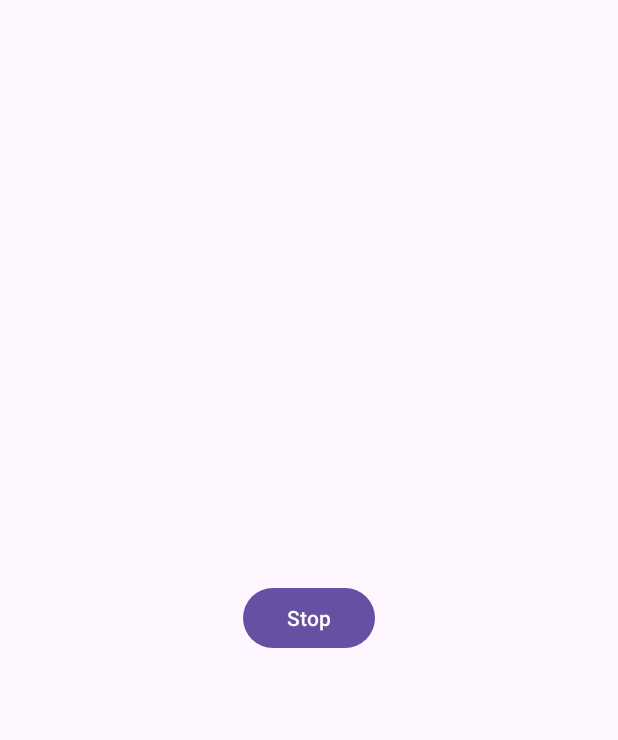
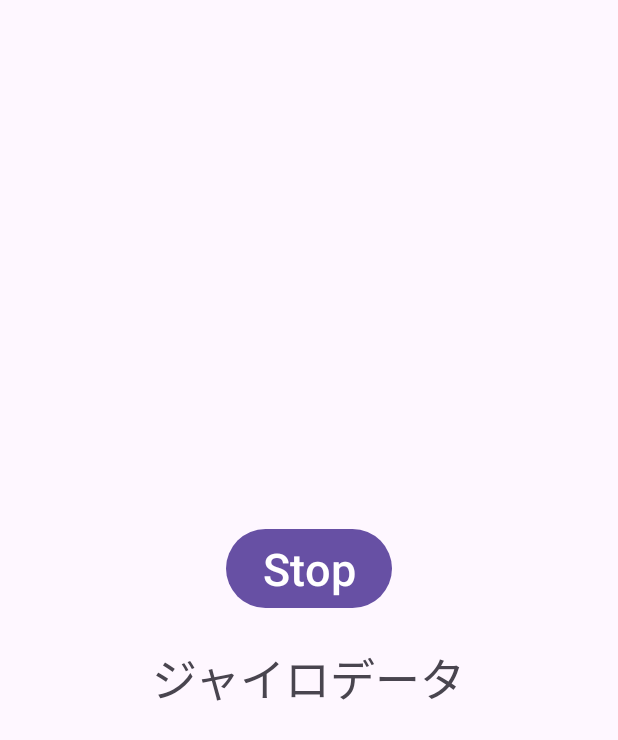
Before and after one commit to qyuiz/AudioTrackSample, an Android app: the screen it shows after launch (MainActivity), after a tap on "Play", on a phone screen of 412 x 824 dp. Shown: the top 740 px of the screen. Run offline under Robolectric (Android 15) with nearby library versions, the phone set to English and light mode, and no system bars; 1 statement that could not run was skipped.

Commit message:
ジャイロセンサー追加、wavデータ読み込みをonResumeに

```diff
--- a/app/src/main/java/com/example/audiotracksample/MainActivity.java
+++ b/app/src/main/java/com/example/audiotracksample/MainActivity.java
@@ -1,5 +1,9 @@
 package com.example.audiotracksample;
 
+import android.hardware.Sensor;
+import android.hardware.SensorEvent;
+import android.hardware.SensorEventListener;
+import android.hardware.SensorManager;
 import android.media.AudioAttributes;
 import android.media.AudioFormat;
 import android.media.AudioTrack;
@@ -7,6 +11,7 @@ import android.os.AsyncTask;
 import android.os.Bundle;
 import android.util.Log;
 import android.widget.Button;
+import android.widget.TextView;
 
 import java.io.InputStream;
 import java.nio.ByteBuffer;
@@ -22,40 +27,106 @@ public class MainActivity extends AppCompatActivity {
     private int mChannelConfig;
     private int mAudioFormat;
     private int mAllDataSize; // 全データサイズ
-    private int mSoundDataSize; // 音声データサイズ
-    private int mHeaderSize; // mAllDataSize - mSoundDataSize
+    private int mHeaderSize; // mAllDataSize - wavDataSize
     private boolean mIsPlaying; // 再生中 = true, 停止中 = false
+    private final static int SOUND_DATA_ID = R.raw.sine_400;
+    private AudioTrack mAudioTrack;
+    byte[] mWavData;
+    Button mPlayButton;
 
+    // ジャイロセンサー関連
+    private SensorManager mSensorManager;
+    private Sensor mRotationSensor;
+    private TextView mSensorTextView;
 
     @Override
     protected void onCreate(Bundle savedInstanceState) {
         super.onCreate(savedInstanceState);
         setContentView(R.layout.activity_main);
 
-        // ボタンを設定
-        Button button = findViewById(R.id.play_button);
+        // センサーを取得
+        mSensorManager = (SensorManager) getSystemService(SENSOR_SERVICE);
+        mRotationSensor = mSensorManager.getDefaultSensor(Sensor.TYPE_GAME_ROTATION_VECTOR);
+        mSensorTextView = findViewById(R.id.sensorTextView);
 
         // リスナーをボタンに登録
         // expression lambda
-        button.setOnClickListener(v-> {
+        mPlayButton = findViewById(R.id.play_button);
+        mPlayButton.setOnClickListener(v-> {
             try {
                 if (!mIsPlaying){
                     mIsPlaying = true;
                     Log.d(TAG, "再生開始");
-                    button.setText("Stop");
+                    mPlayButton.setText("Stop");
                     // 非同期でAudioTrackの再生を開始
                     new WavPlayTask().execute();
                 }
                 else {
                     mIsPlaying = false;
                     Log.d(TAG, "再生停止");
-                    button.setText("Play");
+                    mPlayButton.setText("Play");
                 }
             } catch (Exception e) {
                 throw new RuntimeException(e);
             }
         });
     }
+
+    @Override
+    protected void onResume() {
+        super.onResume();
+        // センサーリスナー登録
+        mSensorManager.registerListener(mSensorEventListener, mRotationSensor, SensorManager.SENSOR_DELAY_FASTEST);
+
+        // wavデータセット
+        setWavData();
+    }
+
+    @Override
+    protected void onPause() {
+        super.onPause();
+        // センサーリスナー登録解除
+        mSensorManager.unregisterListener(mSensorEventListener);
+
+        if (mAudioTrack != null){
+            mIsPlaying = false;
+            mPlayButton.setText("Play");
+            mAudioTrack.stop();
+            mAudioTrack.release();
+        }
+    }
+
+    @Override
+    protected void onDestroy() {
+        super.onDestroy();
+        // センサーリスナー登録解除
+        mSensorManager.unregisterListener(mSensorEventListener);
+
+        if (mAudioTrack != null){
+            mIsPlaying = false;
+            mPlayButton.setText("Play");
+            mAudioTrack.stop();
+            mAudioTrack.release();
+        }
+    }
+
+    private SensorEventListener mSensorEventListener = new SensorEventListener() {
+        @Override
+        public void onSensorChanged(SensorEvent event) {
+            if (event.sensor.getType() == Sensor.TYPE_GAME_ROTATION_VECTOR){
+                float rotationX = event.values[0];
+                float rotationY = event.values[1];
+                float rotationZ = event.values[2];
+                String strTmp = "ジャイロセンサー\nX: " + rotationX + "\nY: " + rotationY + "\nZ: " + rotationZ;
+                mSensorTextView.setText(strTmp);
+            }
+        }
+
+        @Override
+        public void onAccuracyChanged(Sensor sensor, int accuracy) {
+
+        }
+    };
 
     private class WavPlayTask extends AsyncTask<Void, Void, Void>{
         @Override
@@ -69,17 +140,14 @@ public class MainActivity extends AppCompatActivity {
         }
     }
 
-    private void wavPlay() throws Exception {
-
+    private void setWavData(){
         try {
-            int resourceId = R.raw.sine_400;
-            // wavを読み込む
-            InputStream input = getResources().openRawResource(resourceId);
-
-            // ヘッダーを解析(データサイズと種類とスタート位置を取得)
-            InputStream inputForHeader = getResources().openRawResource(resourceId);
-            byte[] headerBuffer = new byte[inputForHeader.available()];
-            mAllDataSize = inputForHeader.read(headerBuffer);
+            // 再生読み込み用
+            InputStream inputStream = getResources().openRawResource(SOUND_DATA_ID);
+            // ヘッダ解析用
+            InputStream inputStreamForHeader = getResources().openRawResource(SOUND_DATA_ID);
+            byte[] headerBuffer = new byte[inputStreamForHeader.available()];
+            mAllDataSize = inputStreamForHeader.read(headerBuffer);
             checkWaveHeaderData(headerBuffer);
 
             // ヘッダーをスキップ(inputをヘッダー分、読み込んでスキップしてる)
@@ -87,11 +155,11 @@ public class MainActivity extends AppCompatActivity {
             // だが、必ず、fmt と data のチャンクIDは必ずある
             // data から取れる音声データのサイズ以外をヘッダとする
             headerBuffer = new byte[mHeaderSize];
-            input.read(headerBuffer, 0, mHeaderSize);
+            inputStream.read(headerBuffer, 0, mHeaderSize);
 
             int bufferSize = AudioTrack.getMinBufferSize(mSampleRate, mChannelConfig, mAudioFormat);
             // http://bril-tech.blogspot.com/2015/08/androidaudiotrack.html
-            AudioTrack audioTrack = new AudioTrack.Builder()
+            mAudioTrack = new AudioTrack.Builder()
                     .setAudioAttributes(new AudioAttributes.Builder()
                             .setUsage(AudioAttributes.USAGE_MEDIA)
                             .setContentType(AudioAttributes.CONTENT_TYPE_MUSIC)
@@ -103,27 +171,33 @@ public class MainActivity extends AppCompatActivity {
                             .build())
                     .setBufferSizeInBytes(bufferSize)
                     .build();
-            float maxVolume = AudioTrack.getMaxVolume();
-            Log.d(TAG, "maxVolume = " + maxVolume);
-            float minVolume = AudioTrack.getMinVolume();
-            Log.d(TAG, "minVolume = " + minVolume);
 
             // 読み込まれた分のサイズになっている
-            Log.d(TAG, "input size : " + input.available());
-            byte[] wavData = new byte[input.available()]; // wavDataのサイズで初期化
+            mWavData = new byte[inputStream.available()]; // wavDataのサイズで初期化
+            inputStream.read(mWavData);
 
+            // 閉じる
+            inputStreamForHeader.close();
+            inputStream.close();
+
+        } catch (Exception e){
+            Log.d(TAG, e.getMessage());
+            throw new RuntimeException(e.getMessage());
+        }
+    }
+
+    private void wavPlay() throws Exception {
+
+        try {
             // 再生準備開始
-            audioTrack.play();
+            mAudioTrack.play();
 
-            int wavDataSize = input.read(wavData);
-            input.close();
-            Log.d(TAG, "wavDataSize : " + wavDataSize);
             // 4byte配列でないと、ByteBufferでエラーが出る
 //            byte[] wavBlockByteData = {0,0,0,0};
 //            ByteBuffer intBuffer = ByteBuffer.allocate(Integer.BYTES);
             while (mIsPlaying){
                 Log.d(TAG, "再生中...");
-                for (int i = 0; i < wavDataSize; i+=2){
+                for (int i = 0; i < mWavData.length; i+=2){
                     // 再生停止なら抜ける
                     if (!mIsPlaying){
                         break;
@@ -151,23 +225,22 @@ public class MainActivity extends AppCompatActivity {
 //                wavData[i] = wavBlockByteData[3];
 
                     // 逐次writeする場合
-                    byte[] data = {wavData[i], wavData[i+1]};
+                    byte[] data = {mWavData[i], mWavData[i+1]};
                     // 1000の倍数ごとにGainを変更
                     // これぐらいの変更頻度でないとブツブツ音になる
                     if (i % 1000 == 0){
-                        float gain = ((float)i / (float)wavDataSize);
+                        float gain = ((float)i / (float)mWavData.length);
                         // Log.d(TAG, "ゲイン = " + gain);
-                        audioTrack.setVolume(gain);
+                        mAudioTrack.setVolume(gain);
                     }
-                    audioTrack.write(data, 0, data.length);
+                    mAudioTrack.write(data, 0, data.length);
                 }
             }
-            // audioTrack.setVolume(1.0F);
+            // mAudioTrack.setVolume(1.0F);
             // まとめて再生する場合
-            // audioTrack.write(wavData, 0, wavDataSize);
-            Log.d(TAG, "audioTrackを開放");
-            audioTrack.stop();
-            audioTrack.release();
+            // mAudioTrack.write(wavData, 0, wavDataSize);
+            Log.d(TAG, "audioTrackを停止");
+            mAudioTrack.stop();
         } catch (Exception e){
             Log.e(TAG, e.getMessage());
             throw new Exception(e.getMessage());
@@ -301,9 +374,8 @@ public class MainActivity extends AppCompatActivity {
                                     wavDataSizeLowByte1, wavDataSizeUpperByte1};
             int wavDataSize = ByteBuffer.wrap(wavDataSizeByte).getInt();
             Log.d(TAG, "データサイズ(総バイト数) : "+wavDataSize);
-            mSoundDataSize = wavDataSize;
             // ヘッダサイズ(データ開始地点までとする)
-            mHeaderSize = mAllDataSize - mSoundDataSize;
+            mHeaderSize = mAllDataSize - wavDataSize;
         }
     }
 }
--- a/app/src/main/res/layout/activity_main.xml
+++ b/app/src/main/res/layout/activity_main.xml
@@ -1,9 +1,11 @@
 <?xml version="1.0" encoding="utf-8"?>
-<androidx.constraintlayout.widget.ConstraintLayout xmlns:android="http://schemas.android.com/apk/res/android"
+<LinearLayout xmlns:android="http://schemas.android.com/apk/res/android"
     xmlns:app="http://schemas.android.com/apk/res-auto"
     xmlns:tools="http://schemas.android.com/tools"
     android:layout_width="match_parent"
     android:layout_height="match_parent"
+    android:gravity="center"
+    android:orientation="vertical"
     tools:context=".MainActivity">
 
     <Button
@@ -11,9 +13,14 @@
         android:layout_width="wrap_content"
         android:layout_height="wrap_content"
         android:text="Play"
-        app:layout_constraintBottom_toBottomOf="parent"
-        app:layout_constraintEnd_toEndOf="parent"
-        app:layout_constraintStart_toStartOf="parent"
-        app:layout_constraintTop_toTopOf="parent" />
+        android:textSize="30sp" />
 
-</androidx.constraintlayout.widget.ConstraintLayout>
+    <TextView
+        android:id="@+id/sensorTextView"
+        android:layout_width="wrap_content"
+        android:layout_height="wrap_content"
+        android:text="ジャイロデータ"
+        android:textSize="30sp"
+        android:layout_marginTop="20dp"/>
+
+</LinearLayout>
```
